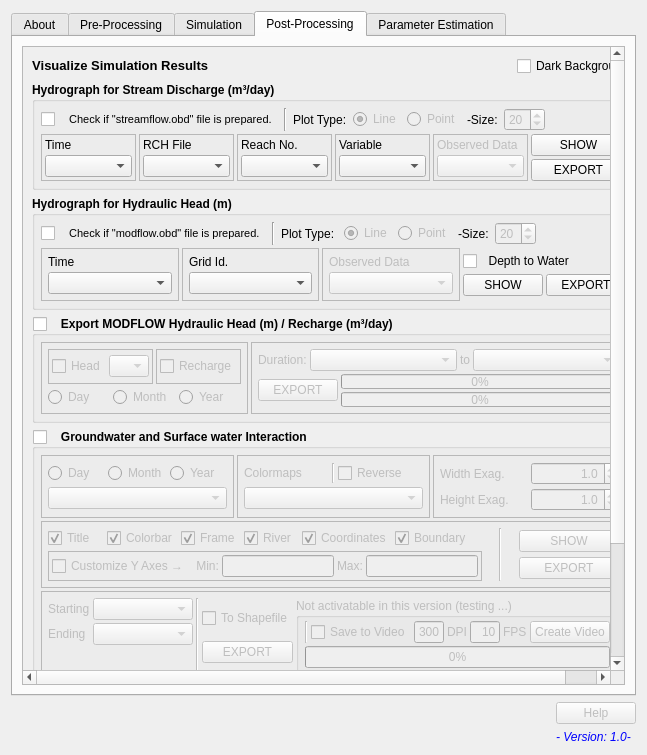
This is APEXMOD/APEXMOD_dialog_base.ui in spark-brc/APEXMOD-plugin as Qt 5 draws it before an edit. The edited form follows.
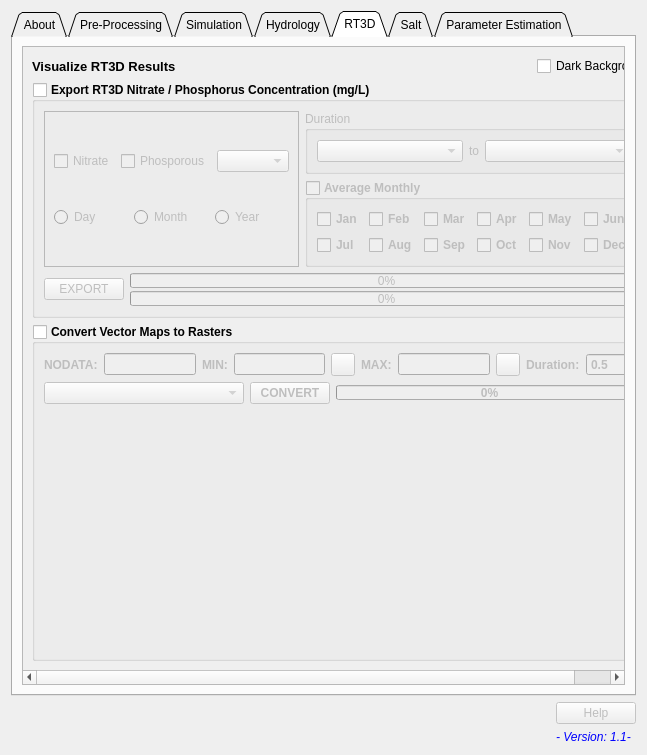
This is the edited form. The open tabs and pages were chosen to show the change. Icons and pictures are not drawn. Custom widgets are drawn as their Qt base class.

Patch:
```diff
--- a/APEXMOD/APEXMOD_dialog_base.ui
+++ b/APEXMOD/APEXMOD_dialog_base.ui
@@ -44,8 +44,20 @@
      <property name="autoFillBackground">
       <bool>true</bool>
      </property>
+     <property name="tabPosition">
+      <enum>QTabWidget::North</enum>
+     </property>
+     <property name="tabShape">
+      <enum>QTabWidget::Triangular</enum>
+     </property>
      <property name="currentIndex">
-      <number>0</number>
+      <number>3</number>
+     </property>
+     <property name="elideMode">
+      <enum>Qt::ElideNone</enum>
+     </property>
+     <property name="tabBarAutoHide">
+      <bool>false</bool>
      </property>
      <widget class="QWidget" name="General">
       <attribute name="title">
@@ -3976,7 +3988,7 @@
      </widget>
      <widget class="QWidget" name="tab_4">
       <attribute name="title">
-       <string>Post-Processing</string>
+       <string>Hydrology</string>
       </attribute>
       <layout class="QVBoxLayout" name="verticalLayout_25">
        <item>
@@ -6661,6 +6673,562 @@
        </item>
       </layout>
      </widget>
+     <widget class="QWidget" name="tab_5">
+      <attribute name="title">
+       <string>RT3D</string>
+      </attribute>
+      <layout class="QVBoxLayout" name="verticalLayout_56">
+       <item>
+        <widget class="QScrollArea" name="scrollArea_4">
+         <property name="widgetResizable">
+          <bool>true</bool>
+         </property>
+         <widget class="QWidget" name="scrollAreaWidgetContents_4">
+          <property name="geometry">
+           <rect>
+            <x>0</x>
+            <y>0</y>
+            <width>603</width>
+            <height>634</height>
+           </rect>
+          </property>
+          <layout class="QVBoxLayout" name="verticalLayout_57">
+           <item>
+            <layout class="QHBoxLayout" name="horizontalLayout_60">
+             <item>
+              <widget class="QLabel" name="label_71">
+               <property name="font">
+                <font>
+                 <pointsize>10</pointsize>
+                 <weight>75</weight>
+                 <bold>true</bold>
+                </font>
+               </property>
+               <property name="text">
+                <string>Visualize RT3D Results</string>
+               </property>
+              </widget>
+             </item>
+             <item>
+              <spacer name="horizontalSpacer_6">
+               <property name="orientation">
+                <enum>Qt::Horizontal</enum>
+               </property>
+               <property name="sizeHint" stdset="0">
+                <size>
+                 <width>40</width>
+                 <height>20</height>
+                </size>
+               </property>
+              </spacer>
+             </item>
+             <item>
+              <widget class="QCheckBox" name="checkBox">
+               <property name="text">
+                <string>Dark Background</string>
+               </property>
+              </widget>
+             </item>
+            </layout>
+           </item>
+           <item>
+            <widget class="QGroupBox" name="groupBox_11">
+             <property name="font">
+              <font>
+               <weight>75</weight>
+               <bold>true</bold>
+              </font>
+             </property>
+             <property name="title">
+              <string>Export RT3D Nitrate / Phosphorus Concentration (mg/L)</string>
+             </property>
+             <property name="checkable">
+              <bool>true</bool>
+             </property>
+             <property name="checked">
+              <bool>false</bool>
+             </property>
+             <layout class="QVBoxLayout" name="verticalLayout_59">
+              <item>
+               <layout class="QHBoxLayout" name="horizontalLayout_64">
+                <item>
+                 <widget class="QFrame" name="frame_20">
+                  <property name="frameShape">
+                   <enum>QFrame::StyledPanel</enum>
+                  </property>
+                  <property name="frameShadow">
+                   <enum>QFrame::Raised</enum>
+                  </property>
+                  <layout class="QVBoxLayout" name="verticalLayout_60">
+                   <item>
+                    <layout class="QHBoxLayout" name="horizontalLayout_66">
+                     <item>
+                      <widget class="QCheckBox" name="checkBox_nitrate">
+                       <property name="font">
+                        <font>
+                         <weight>50</weight>
+                         <bold>false</bold>
+                        </font>
+                       </property>
+                       <property name="text">
+                        <string>Nitrate</string>
+                       </property>
+                       <attribute name="buttonGroup">
+                        <string notr="true">buttonGroup_rt3d_var</string>
+                       </attribute>
+                      </widget>
+                     </item>
+                     <item>
+                      <widget class="QCheckBox" name="checkBox_phos">
+                       <property name="font">
+                        <font>
+                         <weight>50</weight>
+                         <bold>false</bold>
+                        </font>
+                       </property>
+                       <property name="text">
+                        <string>Phosporous</string>
+                       </property>
+                       <attribute name="buttonGroup">
+                        <string notr="true">buttonGroup_rt3d_var</string>
+                       </attribute>
+                      </widget>
+                     </item>
+                     <item>
+                      <widget class="QComboBox" name="comboBox">
+                       <property name="font">
+                        <font>
+                         <weight>50</weight>
+                         <bold>false</bold>
+                        </font>
+                       </property>
+                      </widget>
+                     </item>
+                    </layout>
+                   </item>
+                   <item>
+                    <layout class="QHBoxLayout" name="horizontalLayout_67">
+                     <item>
+                      <widget class="QRadioButton" name="radioButton_rt3d_d">
+                       <property name="font">
+                        <font>
+                         <weight>50</weight>
+                         <bold>false</bold>
+                        </font>
+                       </property>
+                       <property name="text">
+                        <string>Day</string>
+                       </property>
+                      </widget>
+                     </item>
+                     <item>
+                      <widget class="QRadioButton" name="radioButton_rt3d_m">
+                       <property name="font">
+                        <font>
+                         <weight>50</weight>
+                         <bold>false</bold>
+                        </font>
+                       </property>
+                       <property name="text">
+                        <string>Month</string>
+                       </property>
+                      </widget>
+                     </item>
+                     <item>
+                      <widget class="QRadioButton" name="radioButton_rt3d_y">
+                       <property name="font">
+                        <font>
+                         <weight>50</weight>
+                         <bold>false</bold>
+                        </font>
+                       </property>
+                       <property name="text">
+                        <string>Year</string>
+                       </property>
+                      </widget>
+                     </item>
+                    </layout>
+                   </item>
+                  </layout>
+                 </widget>
+                </item>
+                <item>
+                 <layout class="QVBoxLayout" name="verticalLayout_61">
+                  <item>
+                   <widget class="QGroupBox" name="groupBox_12">
+                    <property name="font">
+                     <font>
+                      <weight>50</weight>
+                      <bold>false</bold>
+                     </font>
+                    </property>
+                    <property name="title">
+                     <string>Duration</string>
+                    </property>
+                    <layout class="QHBoxLayout" name="horizontalLayout_68">
+                     <item>
+                      <widget class="QComboBox" name="comboBox_2">
+                       <property name="font">
+                        <font>
+                         <weight>50</weight>
+                         <bold>false</bold>
+                        </font>
+                       </property>
+                      </widget>
+                     </item>
+                     <item>
+                      <widget class="QLabel" name="label_72">
+                       <property name="sizePolicy">
+                        <sizepolicy hsizetype="Fixed" vsizetype="Preferred">
+                         <horstretch>0</horstretch>
+                         <verstretch>0</verstretch>
+                        </sizepolicy>
+                       </property>
+                       <property name="text">
+                        <string>to</string>
+                       </property>
+                      </widget>
+                     </item>
+                     <item>
+                      <widget class="QComboBox" name="comboBox_3">
+                       <property name="font">
+                        <font>
+                         <weight>50</weight>
+                         <bold>false</bold>
+                        </font>
+                       </property>
+                      </widget>
+                     </item>
+                    </layout>
+                   </widget>
+                  </item>
+                  <item>
+                   <widget class="QgsCollapsibleGroupBox" name="mGroupBox_rt_avg">
+                    <property name="title">
+                     <string>Average Monthly</string>
+                    </property>
+                    <property name="checkable">
+                     <bool>true</bool>
+                    </property>
+                    <property name="checked">
+                     <bool>false</bool>
+                    </property>
+                    <layout class="QVBoxLayout" name="verticalLayout_62">
+                     <item>
+                      <layout class="QGridLayout" name="gridLayout">
+                       <property name="bottomMargin">
+                        <number>0</number>
+                       </property>
+                       <item row="0" column="2">
+                        <widget class="QCheckBox" name="checkBox_rt_mar">
+                         <property name="text">
+                          <string>Mar</string>
+                         </property>
+                        </widget>
+                       </item>
+                       <item row="1" column="0">
+                        <widget class="QCheckBox" name="checkBox_rt_jul">
+                         <property name="text">
+                          <string>Jul</string>
+                         </property>
+                        </widget>
+                       </item>
+                       <item row="1" column="1">
+                        <widget class="QCheckBox" name="checkBox_rt_aug">
+                         <property name="text">
+                          <string>Aug</string>
+                         </property>
+                        </widget>
+                       </item>
+                       <item row="1" column="2">
+                        <widget class="QCheckBox" name="checkBox_rt_sep">
+                         <property name="text">
+                          <string>Sep</string>
+                         </property>
+                        </widget>
+                       </item>
+                       <item row="0" column="3">
+                        <widget class="QCheckBox" name="checkBox_rt_apr">
+                         <property name="text">
+                          <string>Apr</string>
+                         </property>
+                        </widget>
+                       </item>
+                       <item row="1" column="3">
+                        <widget class="QCheckBox" name="checkBox_rt_oct">
+                         <property name="text">
+                          <string>Oct</string>
+                         </property>
+                        </widget>
+                       </item>
+                       <item row="0" column="4">
+                        <widget class="QCheckBox" name="checkBox_rt_may">
+                         <property name="text">
+                          <string>May</string>
+                         </property>
+                        </widget>
+                       </item>
+                       <item row="1" column="4">
+                        <widget class="QCheckBox" name="checkBox_rt_nov">
+                         <property name="text">
+                          <string>Nov</string>
+                         </property>
+                        </widget>
+                       </item>
+                       <item row="0" column="0">
+                        <widget class="QCheckBox" name="checkBox_rt_jan">
+                         <property name="text">
+                          <string>Jan</string>
+                         </property>
+                        </widget>
+                       </item>
+                       <item row="0" column="1">
+                        <widget class="QCheckBox" name="checkBox_rt_feb">
+                         <property name="text">
+                          <string>Feb</string>
+                         </property>
+                        </widget>
+                       </item>
+                       <item row="0" column="5">
+                        <widget class="QCheckBox" name="checkBox_rt_jun">
+                         <property name="text">
+                          <string>Jun</string>
+                         </property>
+                        </widget>
+                       </item>
+                       <item row="1" column="5">
+                        <widget class="QCheckBox" name="checkBox_rt_dec">
+                         <property name="text">
+                          <string>Dec</string>
+                         </property>
+                        </widget>
+                       </item>
+                      </layout>
+                     </item>
+                    </layout>
+                   </widget>
+                  </item>
+                 </layout>
+                </item>
+               </layout>
+              </item>
+              <item>
+               <layout class="QHBoxLayout" name="horizontalLayout_65">
+                <item>
+                 <widget class="QPushButton" name="pushButton">
+                  <property name="font">
+                   <font>
+                    <weight>50</weight>
+                    <bold>false</bold>
+                   </font>
+                  </property>
+                  <property name="text">
+                   <string>EXPORT</string>
+                  </property>
+                 </widget>
+                </item>
+                <item>
+                 <layout class="QVBoxLayout" name="verticalLayout_58">
+                  <property name="spacing">
+                   <number>3</number>
+                  </property>
+                  <item>
+                   <widget class="QProgressBar" name="progressBar">
+                    <property name="maximumSize">
+                     <size>
+                      <width>16777215</width>
+                      <height>15</height>
+                     </size>
+                    </property>
+                    <property name="font">
+                     <font>
+                      <weight>50</weight>
+                      <bold>false</bold>
+                     </font>
+                    </property>
+                    <property name="value">
+                     <number>0</number>
+                    </property>
+                   </widget>
+                  </item>
+                  <item>
+                   <widget class="QProgressBar" name="progressBar_2">
+                    <property name="maximumSize">
+                     <size>
+                      <width>16777215</width>
+                      <height>15</height>
+                     </size>
+                    </property>
+                    <property name="font">
+                     <font>
+                      <weight>50</weight>
+                      <bold>false</bold>
+                     </font>
+                    </property>
+                    <property name="value">
+                     <number>0</number>
+                    </property>
+                   </widget>
+                  </item>
+                 </layout>
+                </item>
+               </layout>
+              </item>
+             </layout>
+            </widget>
+           </item>
+           <item>
+            <widget class="QgsCollapsibleGroupBox" name="mGroupBox_2">
+             <property name="font">
+              <font>
+               <weight>75</weight>
+               <bold>true</bold>
+              </font>
+             </property>
+             <property name="title">
+              <string>Convert Vector Maps to Rasters</string>
+             </property>
+             <property name="checkable">
+              <bool>true</bool>
+             </property>
+             <property name="checked">
+              <bool>false</bool>
+             </property>
+             <layout class="QVBoxLayout" name="verticalLayout_63">
+              <item>
+               <layout class="QHBoxLayout" name="horizontalLayout_69">
+                <item>
+                 <widget class="QLabel" name="label_73">
+                  <property name="text">
+                   <string>NODATA:</string>
+                  </property>
+                 </widget>
+                </item>
+                <item>
+                 <widget class="QLineEdit" name="lineEdit_nodata"/>
+                </item>
+                <item>
+                 <widget class="QLabel" name="label_74">
+                  <property name="text">
+                   <string>MIN:</string>
+                  </property>
+                 </widget>
+                </item>
+                <item>
+                 <widget class="QLineEdit" name="lineEdit_map_min"/>
+                </item>
+                <item>
+                 <widget class="QgsColorButton" name="mColorButton_min_map">
+                  <property name="color">
+                   <color>
+                    <red>255</red>
+                    <green>255</green>
+                    <blue>255</blue>
+                   </color>
+                  </property>
+                 </widget>
+                </item>
+                <item>
+                 <widget class="QLabel" name="label_75">
+                  <property name="text">
+                   <string>MAX:</string>
+                  </property>
+                 </widget>
+                </item>
+                <item>
+                 <widget class="QLineEdit" name="lineEdit_map_max"/>
+                </item>
+                <item>
+                 <widget class="QgsColorButton" name="mColorButton_max_map">
+                  <property name="color">
+                   <color>
+                    <red>0</red>
+                    <green>0</green>
+                    <blue>0</blue>
+                   </color>
+                  </property>
+                 </widget>
+                </item>
+                <item>
+                 <widget class="QLabel" name="label_76">
+                  <property name="text">
+                   <string>Duration:</string>
+                  </property>
+                 </widget>
+                </item>
+                <item>
+                 <widget class="QDoubleSpinBox" name="doubleSpinBox_ani_r_time">
+                  <property name="decimals">
+                   <number>1</number>
+                  </property>
+                  <property name="value">
+                   <double>0.500000000000000</double>
+                  </property>
+                 </widget>
+                </item>
+               </layout>
+              </item>
+              <item>
+               <layout class="QHBoxLayout" name="horizontalLayout_70">
+                <item>
+                 <widget class="QComboBox" name="comboBox_vector_lyrs">
+                  <property name="minimumSize">
+                   <size>
+                    <width>200</width>
+                    <height>0</height>
+                   </size>
+                  </property>
+                 </widget>
+                </item>
+                <item>
+                 <widget class="QPushButton" name="pushButton_cvt_vtr">
+                  <property name="text">
+                   <string>CONVERT</string>
+                  </property>
+                 </widget>
+                </item>
+                <item>
+                 <widget class="QProgressBar" name="progressBar_cvt_vtr">
+                  <property name="maximumSize">
+                   <size>
+                    <width>16777215</width>
+                    <height>15</height>
+                   </size>
+                  </property>
+                  <property name="value">
+                   <number>0</number>
+                  </property>
+                 </widget>
+                </item>
+               </layout>
+              </item>
+              <item>
+               <spacer name="verticalSpacer_3">
+                <property name="orientation">
+                 <enum>Qt::Vertical</enum>
+                </property>
+                <property name="sizeHint" stdset="0">
+                 <size>
+                  <width>20</width>
+                  <height>40</height>
+                 </size>
+                </property>
+               </spacer>
+              </item>
+             </layout>
+            </widget>
+           </item>
+          </layout>
+         </widget>
+        </widget>
+       </item>
+      </layout>
+     </widget>
+     <widget class="QWidget" name="tab_6">
+      <attribute name="title">
+       <string>Salt</string>
+      </attribute>
+     </widget>
      <widget class="QWidget" name="tab">
       <attribute name="title">
        <string>Parameter Estimation</string>
@@ -6770,7 +7338,7 @@
           </font>
          </property>
          <property name="text">
-          <string>&lt;html&gt;&lt;head/&gt;&lt;body&gt;&lt;p&gt;&lt;span style=&quot; color:#0000ff;&quot;&gt;- Version: 1.0-&lt;/span&gt;&lt;/p&gt;&lt;/body&gt;&lt;/html&gt;</string>
+          <string>&lt;html&gt;&lt;head/&gt;&lt;body&gt;&lt;p&gt;&lt;span style=&quot; color:#0000ff;&quot;&gt;- Version: 1.1-&lt;/span&gt;&lt;/p&gt;&lt;/body&gt;&lt;/html&gt;</string>
          </property>
          <property name="alignment">
           <set>Qt::AlignBottom|Qt::AlignLeading|Qt::AlignLeft</set>
@@ -6790,6 +7358,11 @@
    <header>qgscollapsiblegroupbox.h</header>
    <container>1</container>
   </customwidget>
+  <customwidget>
+   <class>QgsColorButton</class>
+   <extends>QToolButton</extends>
+   <header>qgscolorbutton.h</header>
+  </customwidget>
  </customwidgets>
  <connections>
   <connection>
```
Left out of the diff: 13 changed lines with no effect on the pictures.
